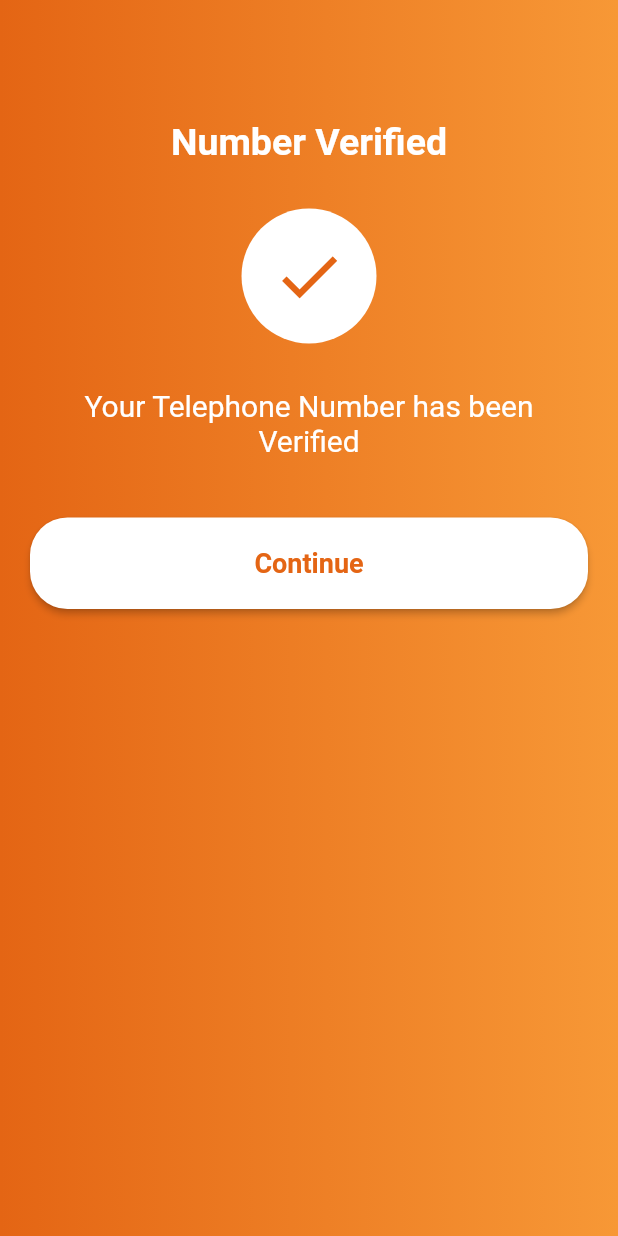
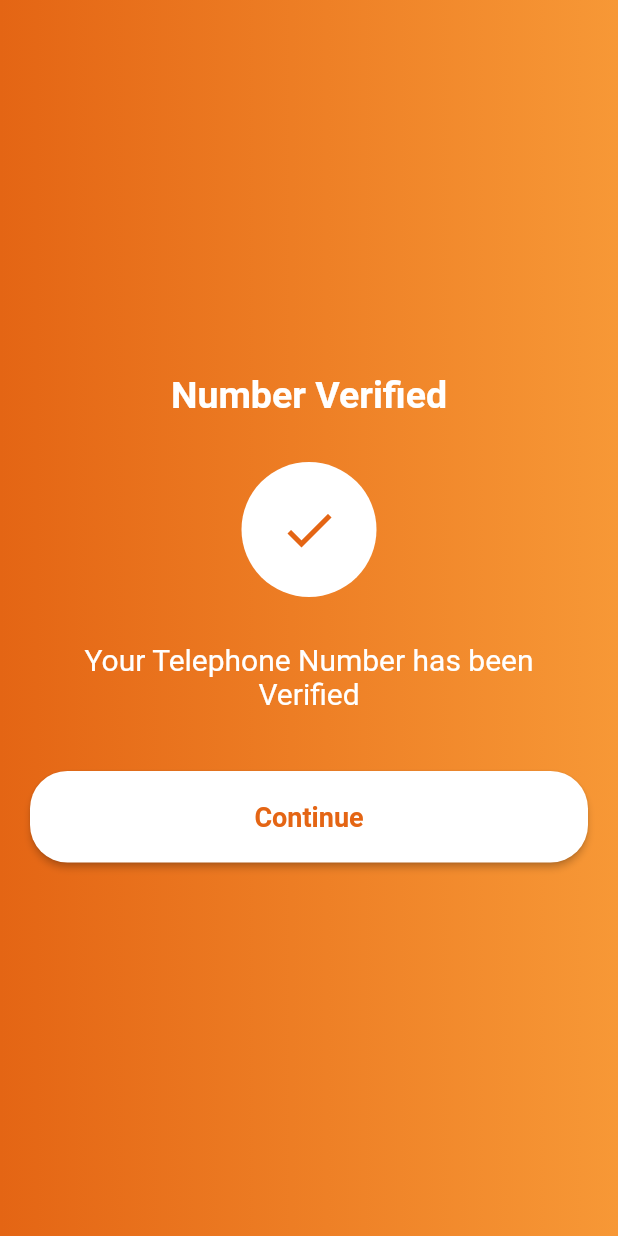
Before and after one commit to bappstack/plinkd_app, a Flutter app: the screen it shows after launch, on a phone screen of 412 x 824 dp. Run offline on Flutter 3.47's test engine with Material 2 defaults, Android fonts, the phone set to English and light mode, and no system bars; Roboto replaces fonts that are missing (assets/fonts/poppin/Poppins-SemiBold.ttf).

Commit message:
Number Verified @james

```diff
--- a/lib/main.dart
+++ b/lib/main.dart
@@ -1,9 +1,6 @@
 import 'package:flutter/material.dart';
-import 'package:plinkd_app/screens/dealScreen.dart';
 import 'package:plinkd_app/screens/numberVerified.dart';
 
-import 'screens/addFriendScreen.dart';
-import 'screens/peopleMayKnowScreen.dart';
 import 'utils/assets.dart';
 
 void main() => runApp(MyApp());
--- a/lib/screens/numberVerified.dart
+++ b/lib/screens/numberVerified.dart
@@ -5,47 +5,58 @@ import 'package:plinkd_app/widgets/gradientBackground.dart';
 class NumberVerified extends StatelessWidget {
   @override
   Widget build(BuildContext context) {
-     return GradientBackground(child: Column(
-       //mainAxisAlignment: MainAxisAlignment.center,
+    return GradientBackground(
+      child: Column(
+        mainAxisAlignment: MainAxisAlignment.center,
         children: <Widget>[
-         SizedBox(height: 80,),
-         Text('Number Verified', style: TextStyle(color: Colors.white, fontSize: 25, fontWeight: FontWeight.bold
-     ),),
+          Text(
+            'Number Verified',
+            style: TextStyle(
+                color: Colors.white, fontSize: 25, fontWeight: FontWeight.bold),
+          ),
           Container(
             height: 90,
             width: 90,
             margin: EdgeInsets.only(top: 30, bottom: 30),
-           decoration: BoxDecoration(
-             color: Colors.white, shape: BoxShape.circle
-
+            decoration:
+                BoxDecoration(color: Colors.white, shape: BoxShape.circle),
+            child: Icon(
+              Icons.check,
+              size: 40,
+              color: plinkdColor,
             ),
-        child: Icon(Icons.check,
-          size:50,color: plinkdColor,),
           ),
           Padding(
-           padding: const EdgeInsets.only(left: 30,right: 30),
-           child: Text('Your Telephone Number has been Verified',
-
+            padding: const EdgeInsets.only(left: 30, right: 30),
+            child: Text(
+              'Your Telephone Number has been Verified',
               textAlign: TextAlign.center,
-             style: TextStyle(color: Colors.white, fontSize: 20,
-           ),),
+              style: TextStyle(
+                color: Colors.white,
+                fontSize: 20,
               ),
-
+            ),
+          ),
           Padding(
             padding: const EdgeInsets.only(left: 20, right: 20, top: 40),
-           child: RaisedButton(onPressed: (){
-
-           },color: Colors.white,
+            child: RaisedButton(
+              onPressed: () {},
+              color: Colors.white,
               shape: RoundedRectangleBorder(
-             borderRadius: BorderRadius.circular(25)
-           ),
+                  borderRadius: BorderRadius.circular(25)),
               padding: EdgeInsets.all(20),
               child: Center(
-             child: Text('Continue', style: TextStyle(color: plinkdColor,fontSize: 18,fontWeight: FontWeight.bold),)
-           ),
+                  child: Text(
+                'Continue',
+                style: TextStyle(
+                    color: plinkdColor,
+                    fontSize: 18,
+                    fontWeight: FontWeight.bold),
+              )),
             ),
           )
         ],
-     ),);
+      ),
+    );
   }
 }
```
Lines whose indentation alone changed are shown as unchanged.
